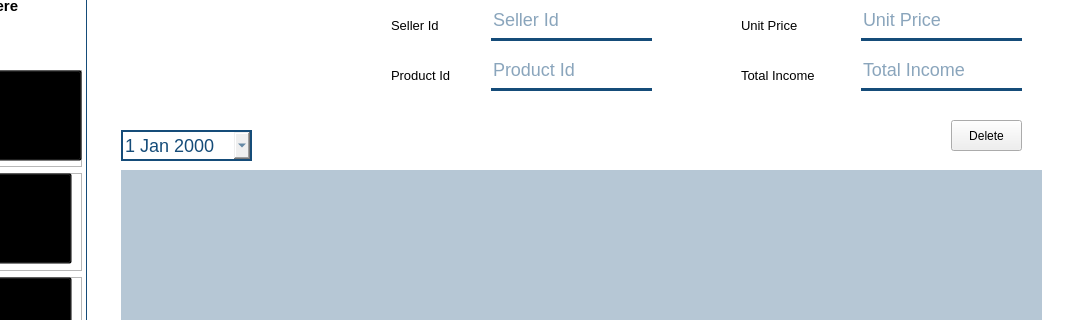
This is gui/admin.ui in Maher-Majdoub/supermarket_management_system as Qt 5 draws it before an edit; both pictures show x 169 to 1250 and y 110 to 430 of the 1250 by 790 pixel window. The edited form follows.
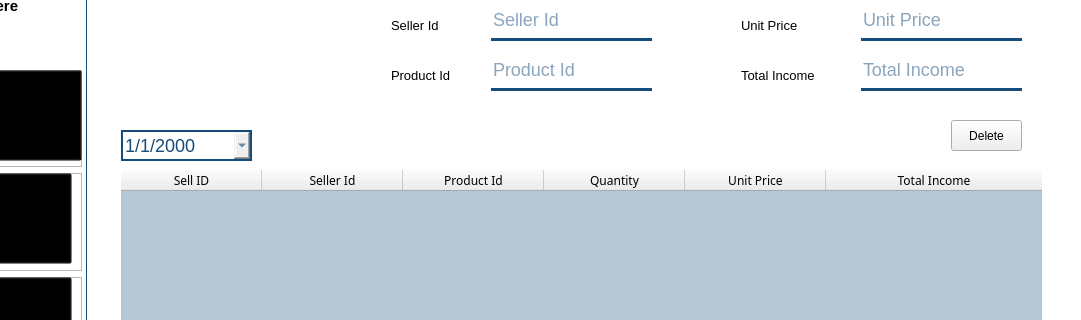
This is the edited form. Icons and pictures are not drawn.

```diff
--- a/gui/admin.ui
+++ b/gui/admin.ui
@@ -2197,7 +2197,7 @@
       <number>6</number>
      </property>
      <attribute name="horizontalHeaderVisible">
-      <bool>false</bool>
+      <bool>true</bool>
      </attribute>
      <attribute name="horizontalHeaderCascadingSectionResizes">
       <bool>false</bool>
@@ -2412,6 +2412,9 @@
      <property name="accelerated">
       <bool>false</bool>
      </property>
+     <property name="displayFormat">
+      <string>d/M/yyyy</string>
+     </property>
      <property name="calendarPopup">
       <bool>true</bool>
      </property>
```
Left out of the diff: 30 changed lines with no effect on the pictures.
